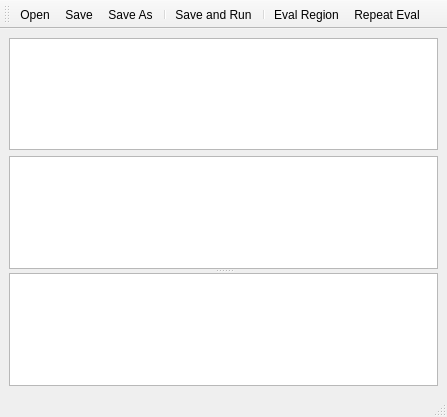
The window that examples/9-simple-lisp-editor/data/editor.ui (GitoriousLispBackup/eql) describes before a commit, drawn with Qt 5.
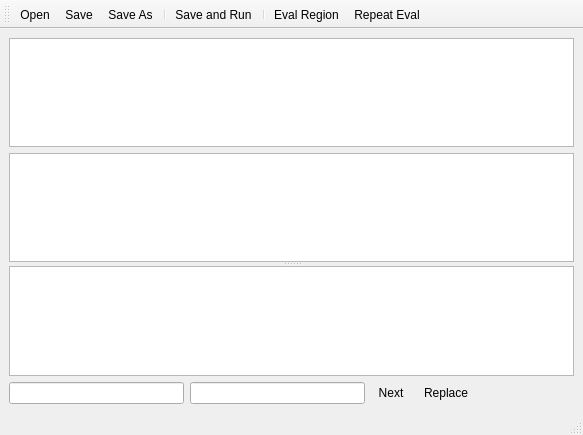
The same window after the commit.

Commit message: example 9: add simple find & replace

The edit to the form file:
```diff
--- a/examples/9-simple-lisp-editor/data/editor.ui
+++ b/examples/9-simple-lisp-editor/data/editor.ui
@@ -6,8 +6,8 @@
    <rect>
     <x>0</x>
     <y>0</y>
-    <width>447</width>
-    <height>417</height>
+    <width>583</width>
+    <height>435</height>
    </rect>
   </property>
   <property name="windowTitle">
@@ -20,7 +20,7 @@
       <property name="orientation">
        <enum>Qt::Vertical</enum>
       </property>
-      <widget class="QWidget" name="">
+      <widget class="QWidget" name="layoutWidget">
        <layout class="QVBoxLayout" name="verticalLayout">
         <item>
          <widget class="QTextEdit" name="editor"/>
@@ -33,6 +33,69 @@
       <widget class="QTextEdit" name="output"/>
      </widget>
     </item>
+    <item>
+     <layout class="QHBoxLayout" name="horizontalLayout">
+      <item>
+       <widget class="QLineEdit" name="find">
+        <property name="minimumSize">
+         <size>
+          <width>175</width>
+          <height>0</height>
+         </size>
+        </property>
+        <property name="toolTip">
+         <string>Hit Return for next hit</string>
+        </property>
+       </widget>
+      </item>
+      <item>
+       <widget class="QLineEdit" name="replace">
+        <property name="minimumSize">
+         <size>
+          <width>175</width>
+          <height>1</height>
+         </size>
+        </property>
+        <property name="toolTip">
+         <string>Hit Return for replace</string>
+        </property>
+       </widget>
+      </item>
+      <item>
+       <widget class="QToolButton" name="next_button">
+        <property name="text">
+         <string>Next</string>
+        </property>
+        <property name="autoRaise">
+         <bool>true</bool>
+        </property>
+       </widget>
+      </item>
+      <item>
+       <widget class="QToolButton" name="replace_button">
+        <property name="text">
+         <string>Replace</string>
+        </property>
+        <property name="autoRaise">
+         <bool>true</bool>
+        </property>
+       </widget>
+      </item>
+      <item>
+       <spacer name="horizontalSpacer_2">
+        <property name="orientation">
+         <enum>Qt::Horizontal</enum>
+        </property>
+        <property name="sizeHint" stdset="0">
+         <size>
+          <width>40</width>
+          <height>20</height>
+         </size>
+        </property>
+       </spacer>
+      </item>
+     </layout>
+    </item>
    </layout>
   </widget>
   <widget class="QMenuBar" name="menubar">
```
Left out of the diff: 2 changed lines with no effect on the pictures. The commit also changes 9 other files.
